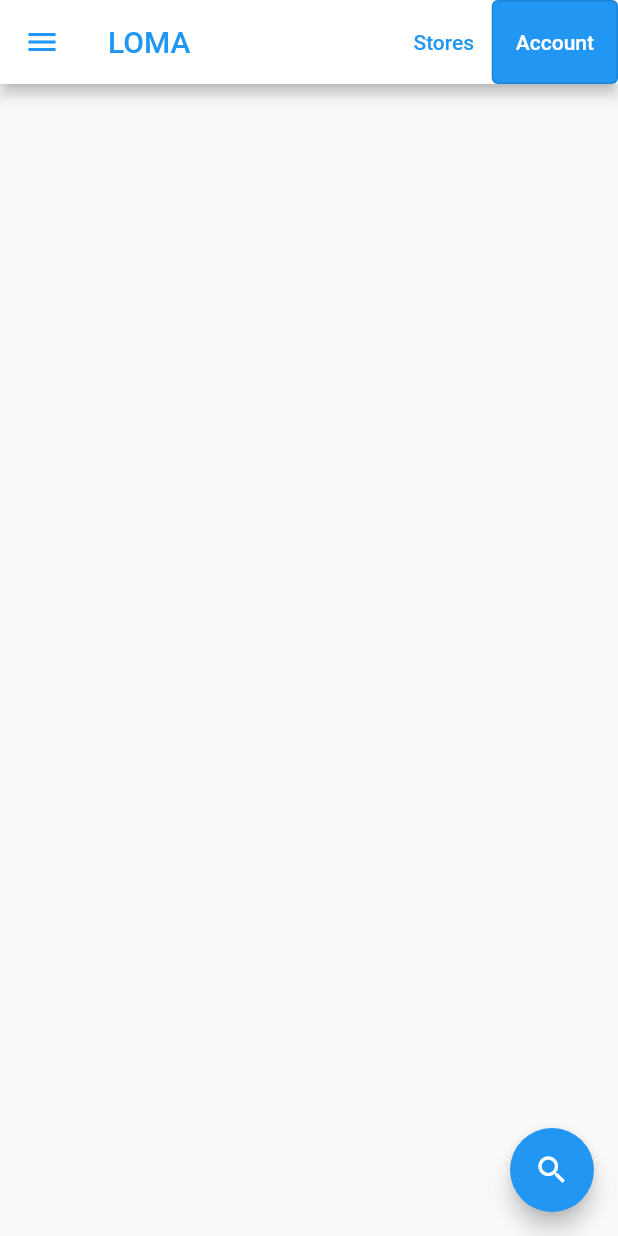
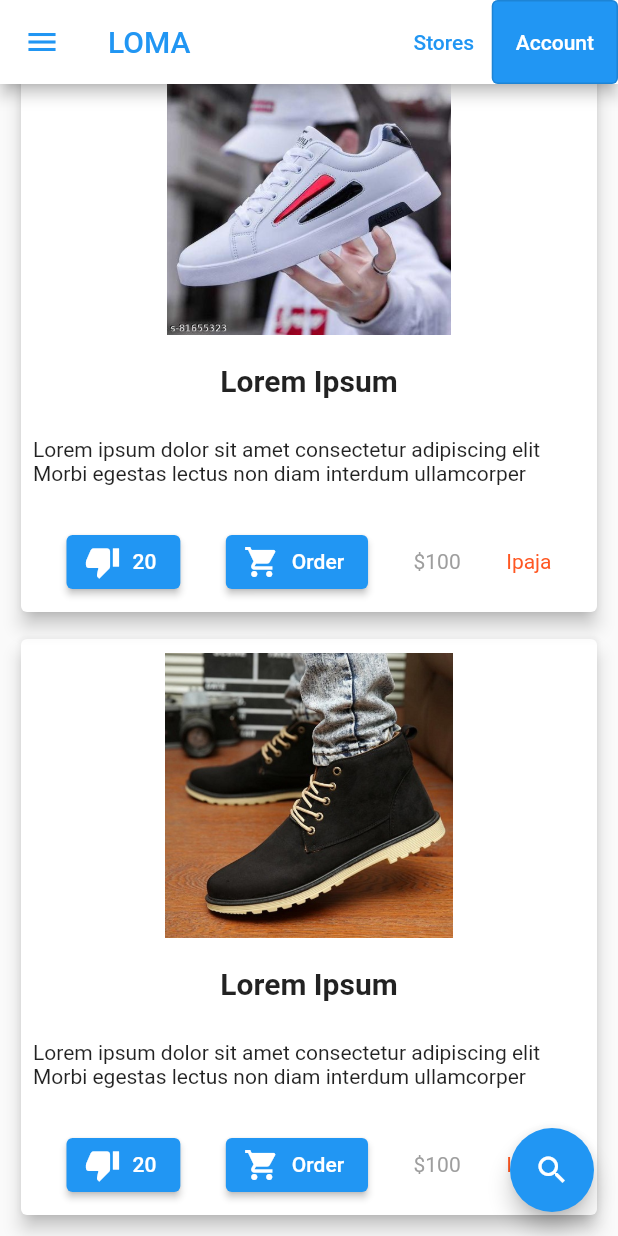
Before and after one commit to otumuyen-gospel/LOMA, a Flutter app: the screen it shows after launch, on a phone screen of 412 x 824 dp. Run offline on Flutter 3.47's test engine with Material 2 defaults, Android fonts, the phone set to English and light mode, and no system bars; our stand-ins replace carousel_slider, easy_splash_screen; Roboto replaces fonts that are missing (verdana).

Commit message:
product page design currently ongoin

```diff
--- a/lib/home.dart
+++ b/lib/home.dart
@@ -1,4 +1,6 @@
+
 import 'package:flutter/material.dart';
+import 'package:loma/product_card.dart';
 
 class HomePage extends StatefulWidget {
   const HomePage({super.key});
@@ -7,7 +9,15 @@ class HomePage extends StatefulWidget {
 }
 
 class _HomePageState extends State<HomePage> {
-
+  responsiveView(double viewportWidth){
+    if(viewportWidth > 1100){
+      return 3;
+    }else if(viewportWidth > 800 && viewportWidth < 1100){
+      return 2;
+    }else{
+      return 1;
+    }
+  }
   @override
   Widget build(BuildContext context) {
     return  Scaffold(
@@ -39,7 +49,24 @@ class _HomePageState extends State<HomePage> {
         drawer: const Drawer(
 
         ),
-        body: null,
+        //wrap layoutbuilder in a streambuilder
+        body: LayoutBuilder(
+          builder: (context, constraint){
+            return GridView.count(
+              primary: false,
+              reverse: true,
+              padding: const EdgeInsets.all(10),
+              crossAxisSpacing: 10,
+              mainAxisSpacing: 10,
+              crossAxisCount: responsiveView(constraint.maxWidth),
+              children: [
+                for(int i =1; i<= 10; i++)
+                  ProductCard("assets/$i.jpg", "Lorem Ipsum", "Lorem ipsum dolor sit amet consectetur adipiscing elit Morbi egestas lectus non diam interdum ullamcorper",
+                      20, "\$100", "Ipaja").create(),
+              ],
+            );
+          },
+        ),
       floatingActionButton: FloatingActionButton(
         child: const Icon(Icons.search),
         onPressed: (){},
--- /dev/null
+++ b/lib/product_card.dart
@@ -0,0 +1,58 @@
+import 'dart:io';
+
+import 'package:flutter/material.dart';
+
+class ProductCard{
+  late String imageUrl;
+  late String name;
+  late String description;
+  late int likes;
+  late String price;
+  late String location;
+  late Image img;
+  ProductCard(this.imageUrl, this.name, this.description, this.likes, this.price, this.location){
+    if(imageUrl.startsWith("http")){
+      //network file
+      img = Image.network(imageUrl,fit: BoxFit.contain);
+    }else if(imageUrl.startsWith("file")){
+      //from system file
+      img = Image.file(File(imageUrl), fit: BoxFit.contain);
+    }else{
+      //from app
+      img = Image.asset(imageUrl, fit: BoxFit.contain);
+    }
+  }
+  create(){
+      return Container(
+        alignment: Alignment.topLeft,
+        decoration: BoxDecoration(borderRadius: BorderRadius.circular(40),),
+        child: Card(
+          elevation: 5,
+          color: Colors.white,
+          child: Column(
+            mainAxisAlignment: MainAxisAlignment.spaceAround,
+            children: <Widget>[
+              Container(
+                alignment: Alignment.center,
+                height: 190,
+                child: img,
+              ),
+              Text(name,style: const TextStyle(fontFamily: "verdana", fontSize: 20,fontWeight: FontWeight.bold)),
+              Padding(padding: const EdgeInsets.all(8),child:Text(description,style: const TextStyle(fontFamily: "verdana")),),
+              Row(
+                mainAxisAlignment: MainAxisAlignment.spaceEvenly,
+                children: [
+                  ElevatedButton.icon(onPressed: (){}, icon: const Icon(Icons.thumb_down,color:Colors.white),
+                      label:Text("$likes")),
+                  ElevatedButton.icon(onPressed: (){}, icon: const Icon(Icons.shopping_cart,color:Colors.white),
+                      label:const Text("Order")),
+                  Text(price,style: const TextStyle(fontFamily: "verdana", color: Colors.grey)),
+                  Text(location,style: const TextStyle(fontFamily: "verdana", color: Colors.deepOrange)),
+                ],
+              ),
+            ],
+          ),
+        ),
+      );
+  }
+}
```
Also changed, not shown: lib/sponsored_ads.dart (added, +68 -0 lines), pubspec.yaml (+15 -0 lines), assets/1.jpg (added), assets/1.png (added), assets/10.jpg (added), assets/2.jpg (added), assets/2.png (added), assets/3.jpg (added), assets/3.png (added), assets/4.jpg (added), assets/5.jpg (added), assets/6.jpg (added), assets/7.jpg (added), assets/8.jpg (added), 2 more files, 6 other files.
